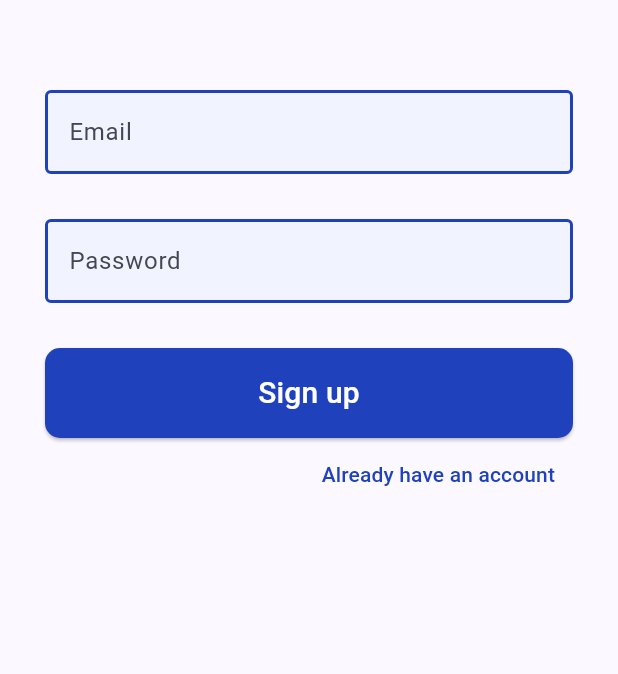
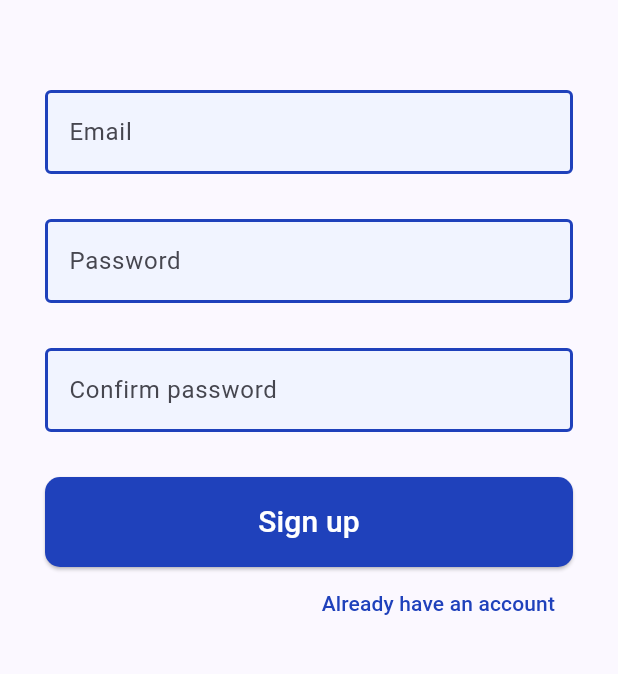
Before and after one commit to martinvanaud/cau-appdev, a Flutter app: the RegisterPage screen opened directly, on a phone screen of 412 x 824 dp, the part 207-881 px from its top. Run offline on Flutter 3.47's test engine with Material 3 defaults, Android fonts, the phone set to English and light mode, and no system bars; drawn by our look-alikes of modal_progress_hud_nsn; our stand-ins replace cloud_firestore, firebase_auth, firebase_core, table_calendar; accounts and stored records are empty.

Commit message:
feat(modalprogress): added a modal progress for the each connexion and a confrim password for the register

```diff
--- a/lib/pages/register.dart
+++ b/lib/pages/register.dart
@@ -2,11 +2,12 @@ import 'package:flutter/material.dart';
 import 'package:firebase_auth/firebase_auth.dart';
 import 'package:cloud_firestore/cloud_firestore.dart';
 import 'addPersonalInformation.dart';
+import 'package:modal_progress_hud_nsn/modal_progress_hud_nsn.dart';
 
 import '../main.dart';
 
 class RegisterPage extends StatelessWidget {
-  const RegisterPage({Key? key});
+  const RegisterPage({super.key});
 
   @override
   Widget build(BuildContext context) {
@@ -26,13 +27,14 @@ class RegisterPage extends StatelessWidget {
 }
 
 class RegisterForm extends StatefulWidget {
-  const RegisterForm({Key? key});
+  const RegisterForm({super.key});
 
   @override
   State<RegisterForm> createState() => _RegisterFormState();
 }
 
 class _RegisterFormState extends State<RegisterForm> {
+  bool saving = false;
   final _authentication = FirebaseAuth.instance;
   final _firestore = FirebaseFirestore.instance;
   final _formKey = GlobalKey<FormState>();
@@ -42,11 +44,11 @@ class _RegisterFormState extends State<RegisterForm> {
 
   @override
   Widget build(BuildContext context) {
-    return Center(
+    return ModalProgressHUD(
+      inAsyncCall: saving,
       child: Padding(
         padding: const EdgeInsets.all(30.0),
         child: Form(
-          autovalidateMode: AutovalidateMode.onUserInteraction,
           key: _formKey,
           child: ListView(
             children: [
@@ -126,30 +128,61 @@ class _RegisterFormState extends State<RegisterForm> {
               const SizedBox(
                 height: 30,
               ),
+              Container(
+                decoration: BoxDecoration(
+                  color: const Color(0xFFF1F4FF),
+                  borderRadius: BorderRadius.circular(10.0),
+                ),
+                child: TextFormField(
+                  obscureText: true,
+                  decoration: const InputDecoration(
+                    labelText: 'Confirm password',
+                    enabledBorder: OutlineInputBorder(
+                      borderSide: BorderSide(
+                        width: 2,
+                        color: Color(0xFF1F41BB),
+                      ),
+                    ),
+                  ),
+                  onChanged: (value) {
+                    password = value;
+                  },
+                  validator: (value) {
+                    if (value != password) {
+                      return 'Passwords do not match';
+                    }
+                    return null;
+                  },
+                ),
+              ),
+              const SizedBox(
+                height: 30,
+              ),
               ElevatedButton(
                 onPressed: () async {
-                  try {
+                  if (_formKey.currentState!.validate()) {
+                    setState(() {
+                      saving = true;
+                    });
                     final newUser =
                         await _authentication.createUserWithEmailAndPassword(
-                      email: email,
-                      password: password,
-                    );
-
+                            email: email, password: password);
+                    await _addUserDataToFirestore(newUser.user!.uid);
+                    await _authentication.signInWithEmailAndPassword(
+                        email: email, password: password);
                     if (newUser != null) {
-                      // After successful registration, add user data to Firestore
-                      await _addUserDataToFirestore(newUser.user!.uid);
-
                       _formKey.currentState!.reset();
                     }
-                  } catch (e) {
-                    // Handle registration errors
-                    print('Error during registration: $e');
+                    if (!mounted) return;
+                    Navigator.push(
+                        context,
+                        MaterialPageRoute(
+                            builder: (context) =>
+                                const addPersonalInformationPage()));
+                    setState(() {
+                      saving = false;
+                    });
                   }
-                  if (!mounted) return;
-                  Navigator.push(
-                      context,
-                      MaterialPageRoute(
-                          builder: (context) => const addPersonalInformationPage()));
                 },
                 style: ElevatedButton.styleFrom(
                   backgroundColor: const Color(0xFF1F41BB),
--- a/pubspec.yaml
+++ b/pubspec.yaml
@@ -44,6 +44,7 @@ dependencies:
   firebase_auth: ^4.14.1
   firebase_database: ^10.1.0
   cloud_firestore: ^4.13.2
+  modal_progress_hud_nsn: ^0.4.0
 
 dev_dependencies:
   flutter_test:
```
Also changed, not shown: lib/pages/login.dart (+43 -11 lines), pubspec.lock, 5 other files.
